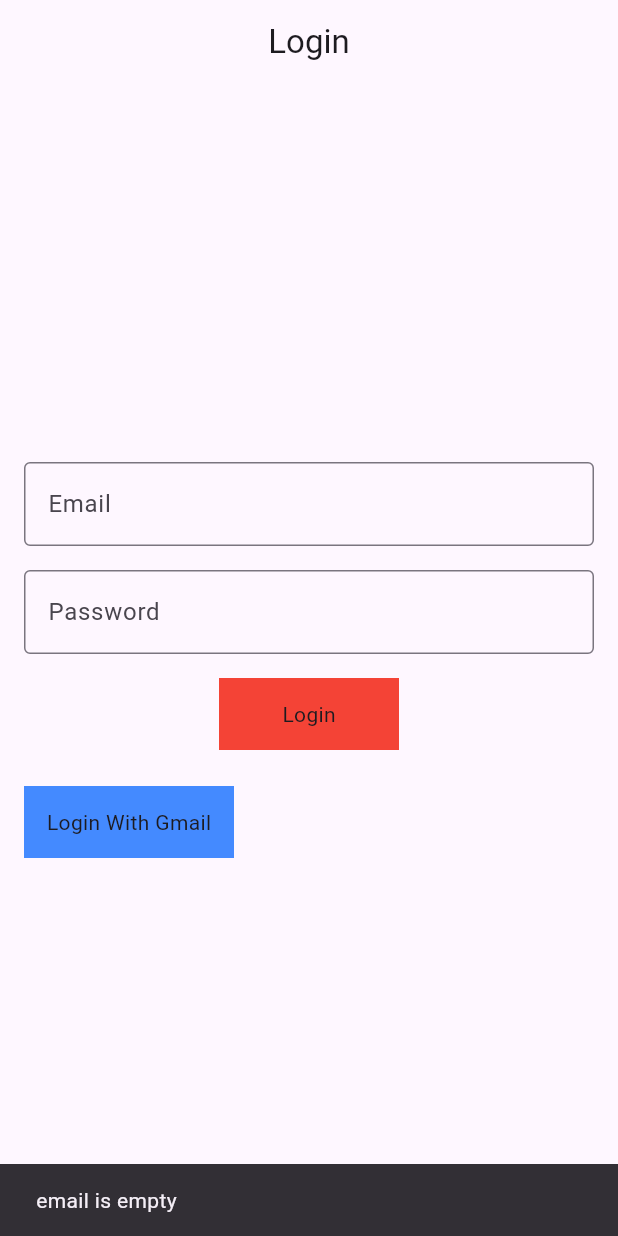
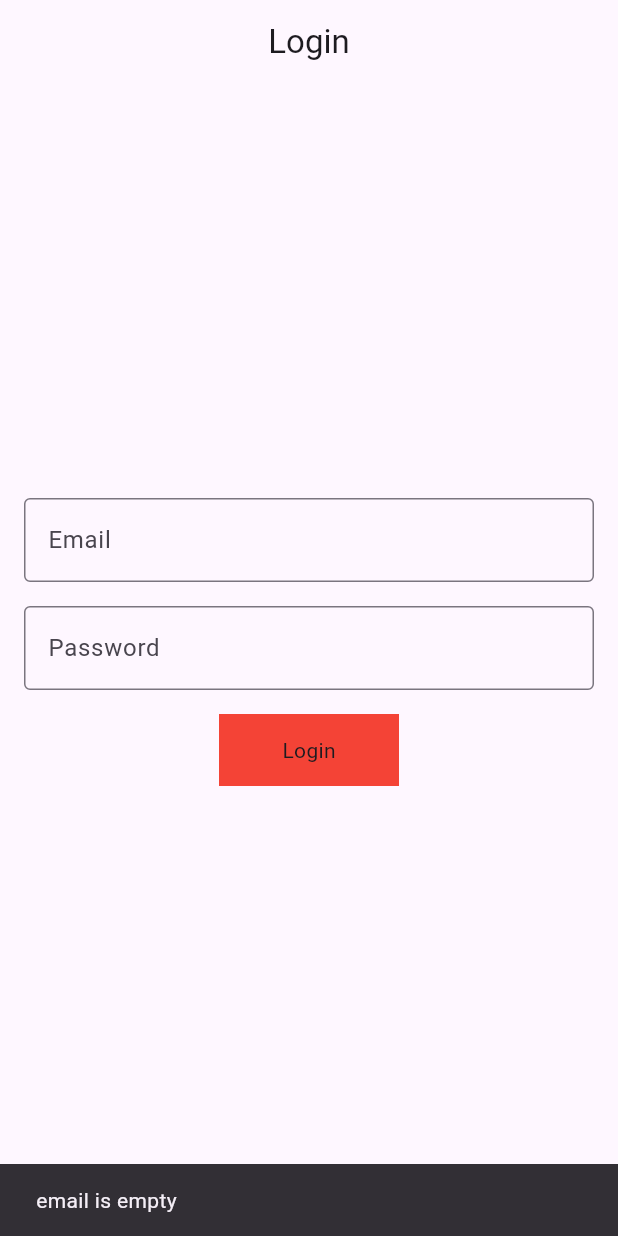
Before and after one commit to iniMinhaj/bloc_mastery, a Flutter app: the screen it shows after launch, after a tap on "Login", on a phone screen of 412 x 824 dp. Run offline on Flutter 3.47's test engine with Material 3 defaults, Android fonts, the phone set to English and light mode, and no system bars; our stand-ins replace flutter_bloc.

Commit message:
login app

```diff
--- a/auth_validation/lib/ui/login_screen.dart
+++ b/auth_validation/lib/ui/login_screen.dart
@@ -27,8 +27,7 @@ class LoginScreen extends StatelessWidget {
           }
 
           if (state is AuthLoading) {
-            print("Loading....");
-            CircularProgressIndicator();
+            const CircularProgressIndicator();
           }
         },
         child: Padding(
@@ -55,8 +54,6 @@ class LoginScreen extends StatelessWidget {
               const SizedBox(height: 16),
               GestureDetector(
                 onTap: () {
-                  print(email);
-                  print(password);
                   context.read<AuthBloc>().add(LoginEvent(
                       email: email.toString(), password: password.toString()));
                 },
@@ -68,19 +65,6 @@ class LoginScreen extends StatelessWidget {
                 ),
               ),
               const SizedBox(height: 24),
-              Row(
-                children: [
-                  GestureDetector(
-                    onTap: () {},
-                    child: Container(
-                      height: 48,
-                      width: 140,
-                      color: Colors.blueAccent,
-                      child: const Center(child: Text("Login With Gmail")),
-                    ),
-                  ),
-                ],
-              )
             ],
           ),
         ),
```
